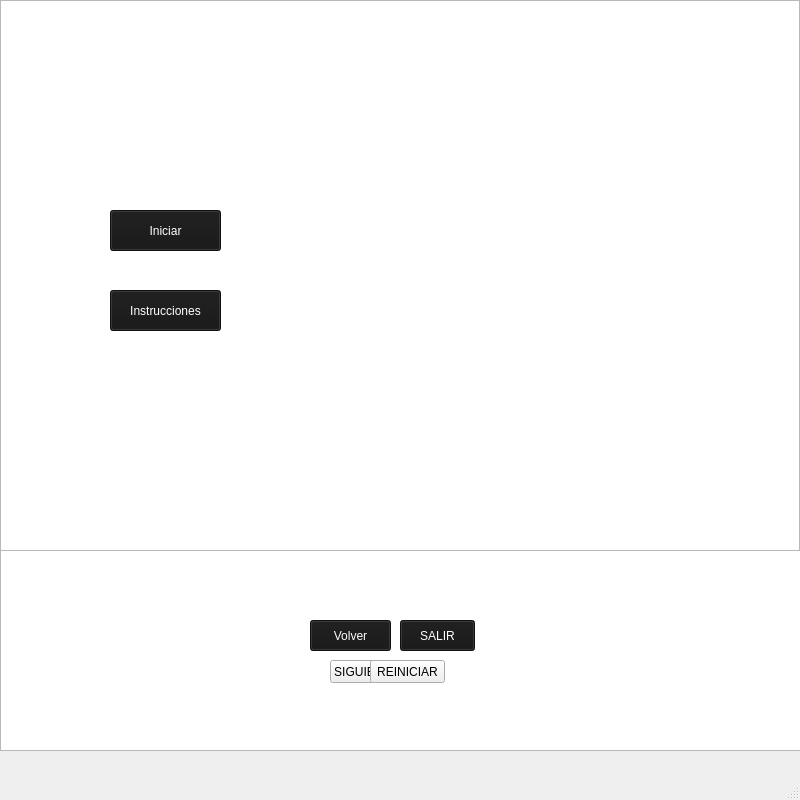
The window that Save_the_world_final/nivel_1.ui (angeelorenaoc/Proyecto_final) describes before a commit, drawn with Qt 5.
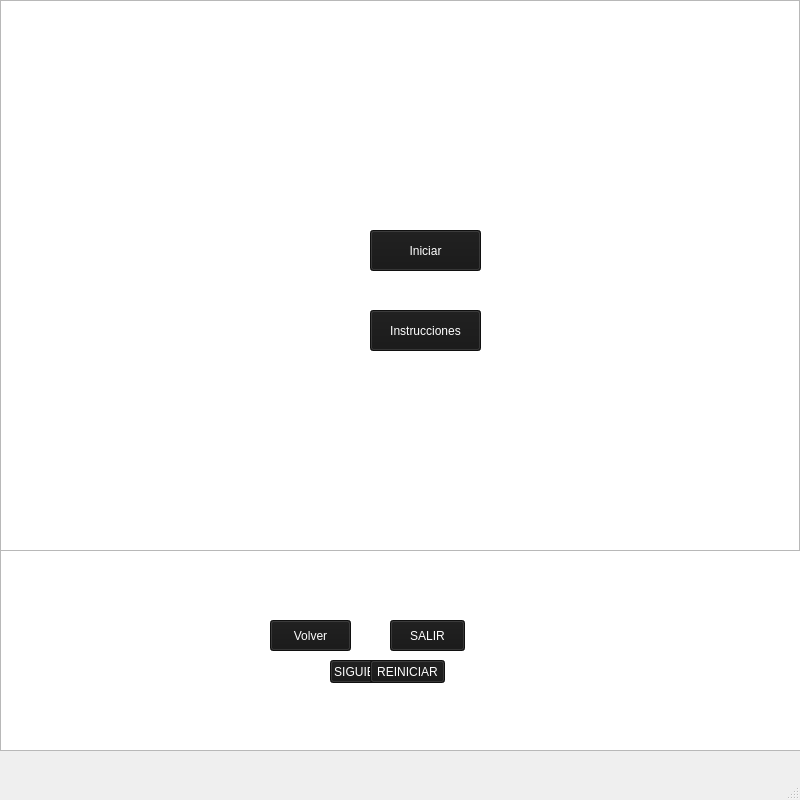
The same window after the commit. Icons and pictures are not drawn.

Commit message: Arreglos en la interfaz y lectura de archivos

Patch:
```diff
--- a/Save_the_world_final/nivel_1.ui
+++ b/Save_the_world_final/nivel_1.ui
@@ -44,8 +44,8 @@
    <widget class="QPushButton" name="Inicio">
     <property name="geometry">
      <rect>
-      <x>110</x>
-      <y>210</y>
+      <x>370</x>
+      <y>230</y>
       <width>111</width>
       <height>41</height>
      </rect>
@@ -61,8 +61,8 @@
    <widget class="QPushButton" name="Instrucciones">
     <property name="geometry">
      <rect>
-      <x>110</x>
-      <y>290</y>
+      <x>370</x>
+      <y>310</y>
       <width>111</width>
       <height>41</height>
      </rect>
@@ -78,7 +78,7 @@
    <widget class="QPushButton" name="Volver">
     <property name="geometry">
      <rect>
-      <x>310</x>
+      <x>270</x>
       <y>620</y>
       <width>81</width>
       <height>31</height>
@@ -111,6 +111,10 @@
       <height>23</height>
      </rect>
     </property>
+    <property name="styleSheet">
+     <string notr="true">color: rgb(255, 255, 255);
+background-color: rgb(22, 22, 22);</string>
+    </property>
     <property name="text">
      <string>SIGUIENTE NIVEL</string>
     </property>
@@ -118,7 +122,7 @@
    <widget class="QPushButton" name="Salir">
     <property name="geometry">
      <rect>
-      <x>400</x>
+      <x>390</x>
       <y>620</y>
       <width>75</width>
       <height>31</height>
@@ -141,6 +145,10 @@
       <height>23</height>
      </rect>
     </property>
+    <property name="styleSheet">
+     <string notr="true">color: rgb(255, 255, 255);
+background-color: rgb(22, 22, 22);</string>
+    </property>
     <property name="text">
      <string>REINICIAR</string>
     </property>
```
The commit also changes 6 other files.
